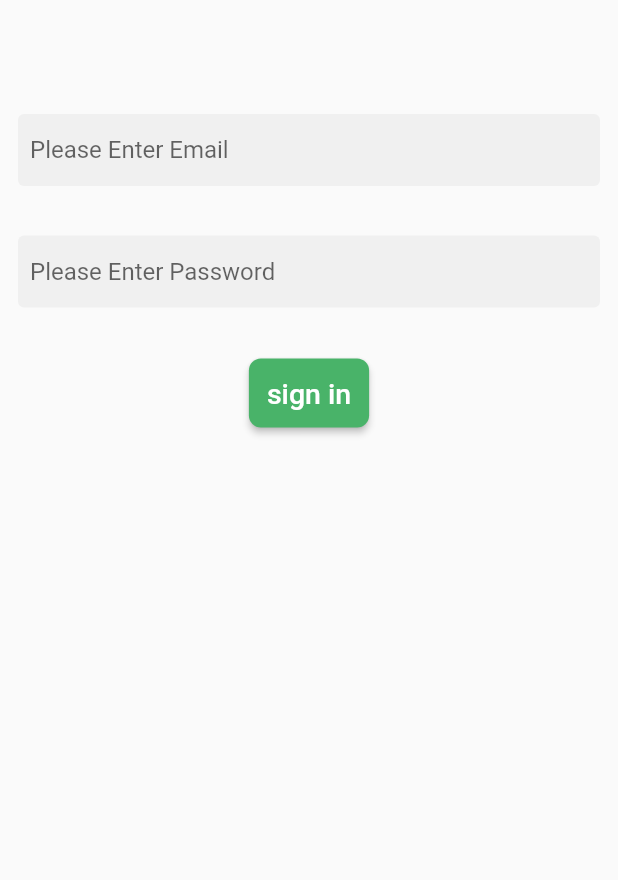
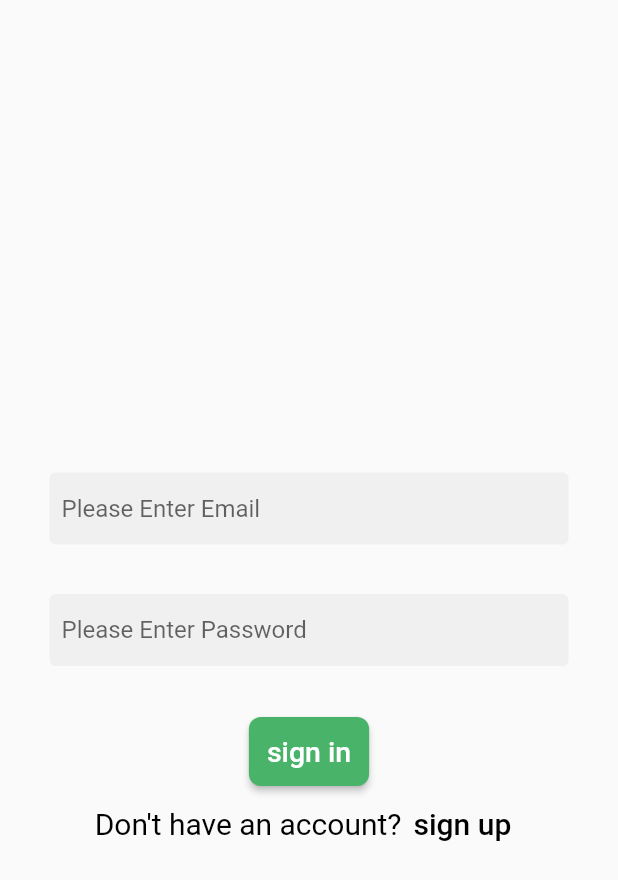
Before and after one commit to EslamElkurdi/E-Commerce-App, a Flutter app: the LoginScreen screen opened directly, on a phone screen of 412 x 824 dp. Shown: the top 880 px of the screen. Run offline on Flutter 3.47's test engine with Material 2 defaults, Android fonts, the phone set to English and light mode, and no system bars.

```diff
--- a/lib/screens/login_screen.dart
+++ b/lib/screens/login_screen.dart
@@ -1,3 +1,4 @@
+import 'package:e_commerce/screens/register_screen.dart';
 import 'package:flutter/material.dart';
 
 import '../shared/colors/colors.dart';
@@ -8,10 +9,12 @@ class LoginScreen extends StatelessWidget {
 
   @override
   Widget build(BuildContext context) {
-    return Scaffold(
+    return SafeArea(
+      child: Scaffold(
         body: Padding(
-        padding: const EdgeInsets.all(12.0),
+          padding: const EdgeInsets.all(33.0),
           child: Column(
+            mainAxisAlignment: MainAxisAlignment.center,
             children:   [
               const SizedBox(
                 height: 64.0,
@@ -36,14 +39,49 @@ class LoginScreen extends StatelessWidget {
                 onPressed: (){},
                 style: ButtonStyle(
                   backgroundColor: MaterialStateProperty.all(BTNgreen),
-                padding: MaterialStateProperty.all(EdgeInsets.all(12)),
+                  padding: MaterialStateProperty.all(const EdgeInsets.all(12)),
                   shape: MaterialStateProperty.all(RoundedRectangleBorder(borderRadius: BorderRadius.circular(8))),
                 ),
-              child: Text("sign in", style: TextStyle(fontSize: 19),),
+                child: const Text("sign in", style: TextStyle(fontSize: 19),),
               ),
+              Row(
+                mainAxisAlignment: MainAxisAlignment.center,
+                children: [
+                    const Text(
+                        'Don\'t have an account?',
+                      style: TextStyle(
+                          color: Colors.black,
+                          fontSize: 20.0
 
+                      ),
+                    ),
+                  TextButton(
+                      onPressed: ()
+                      {
+                        Navigator.pushReplacement(
+                            context,
+                            MaterialPageRoute(
+                                builder: (context)
+                                {
+                                  return const RegisterScreen();
+                                }
+                            )
+                        );
+                      },
+                      child: const Text(
+                        'sign up',
+                        style: TextStyle(
+                          color: Colors.black,
+                          fontSize: 20.0
+
+                      ),
+                      )
+                  ),
+                ],
+              )
       ]
       ),
-      ));
+        )),
+    );
   }
 }
```
Lines whose indentation alone changed are shown as unchanged.
